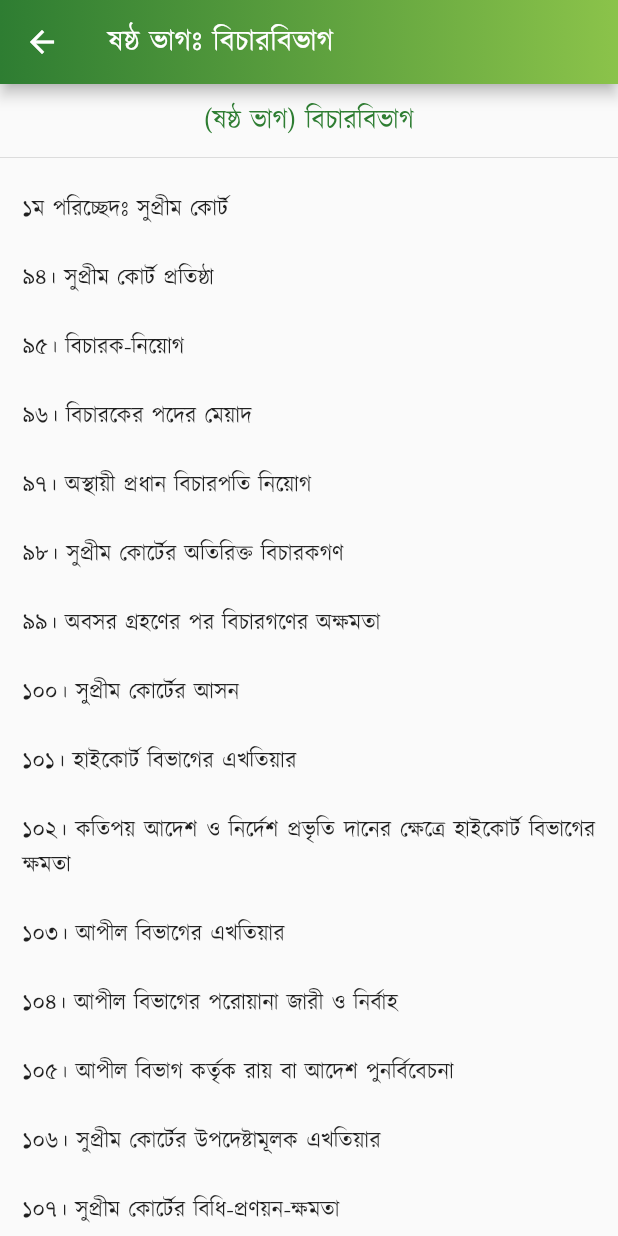
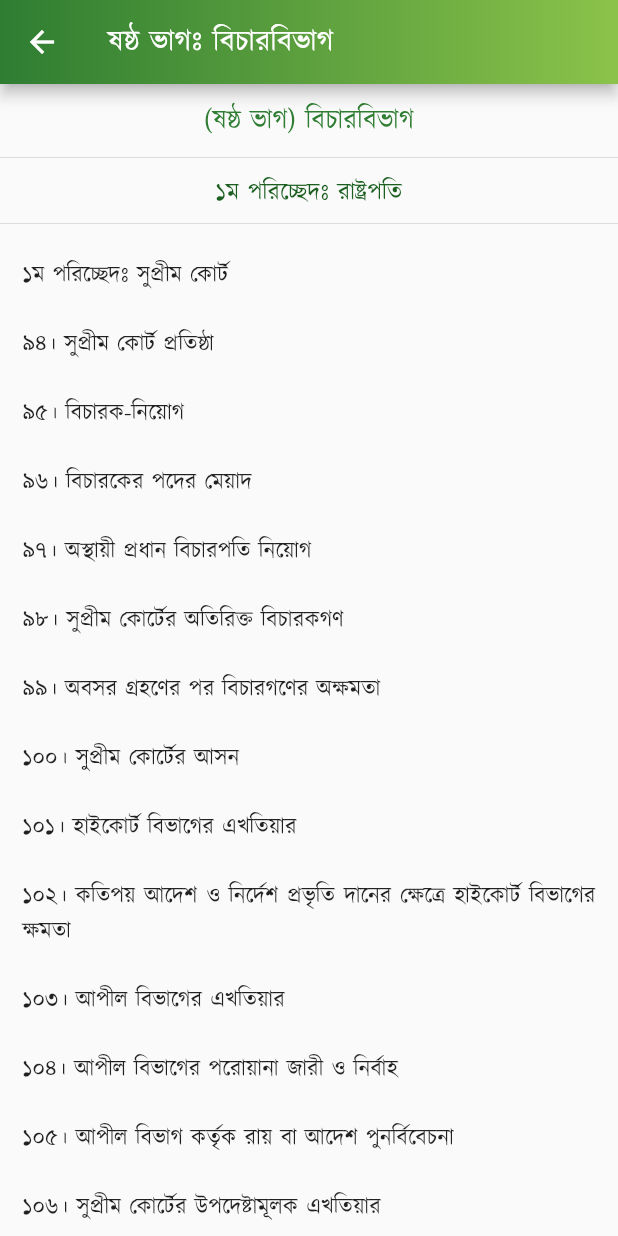
Before and after one commit to Azimul-Haque/flutter-onesignal, a Flutter app: the PartSix screen opened directly, on a phone screen of 412 x 824 dp. Run offline on Flutter 3.47's test engine with Material 2 defaults, Android fonts, the phone set to English and light mode, and no system bars; our stand-ins replace fluttertoast, package_info_plus, percent_indicator, shared_preferences, sqflite; missing offline and left inert: blinking_text, flutter_share, onesignal_flutter, slide_popup_dialog; accounts and stored records are empty; network calls fail.

Commit message:
Commit Fri 04/29/2022 13:26:56.22 25245

```diff
--- a/lib/pages/constitution/part6.dart
+++ b/lib/pages/constitution/part6.dart
@@ -33,6 +33,15 @@ class PartSix extends StatelessWidget {
             height: 3,
           ),
           Divider(),
+          SizedBox(
+            height: 3,
+          ),
+          Text(
+            "১ম পরিচ্ছেদঃ রাষ্ট্রপতি",
+            style: TextStyle(color: Colors.green[900], fontSize: 16),
+            textAlign: TextAlign.center,
+          ),
+          Divider(),
           Padding(
             padding: EdgeInsets.all(15),
             child: Column(children: <Widget>[
```
